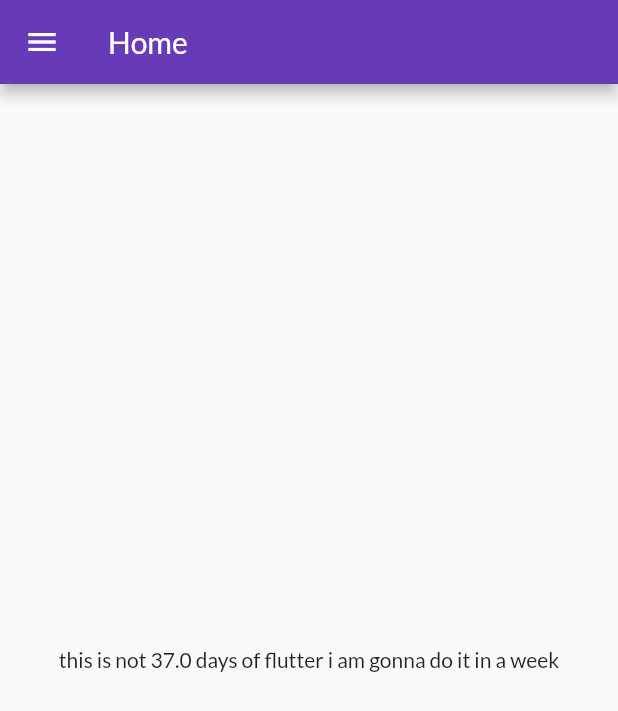
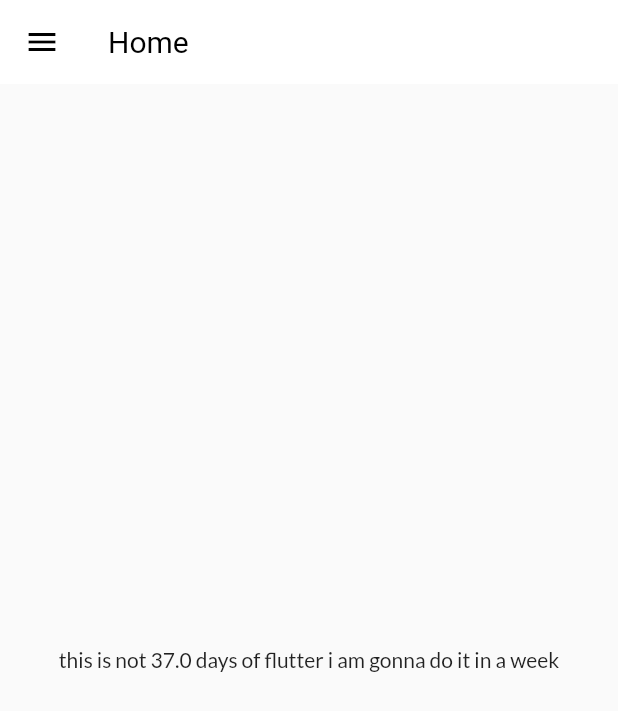
Before and after one commit to cutieandroid/FlutterCatalog, a Flutter app: the screen it shows after launch, on a phone screen of 412 x 824 dp. Shown: the top 711 px of the screen. Run offline on Flutter 3.47's test engine with Material 2 defaults, Android fonts, the phone set to English and light mode, and no system bars; our stand-ins replace google_fonts.

Commit message:
implemented themes, managing themes

```diff
--- a/lib/Pages/main.dart
+++ b/lib/Pages/main.dart
@@ -1,4 +1,5 @@
 import 'package:catalog/utils/MyRoutes.dart';
+import 'package:catalog/widgets/MyThemes.dart';
 import 'package:flutter/material.dart';
 import 'package:google_fonts/google_fonts.dart';
 import 'package:catalog/Pages/homepage.dart';
@@ -14,18 +15,30 @@ class MyApp extends StatelessWidget {
     // TODO: implement build
     return MaterialApp(
       debugShowCheckedModeBanner: false,
-      themeMode: ThemeMode.dark,
+      themeMode: ThemeMode.light,
+      theme: MyTheme.lighttheme(context),
+      darkTheme: MyTheme.darktheme(context),
+      //instead of doing the below stuf we created seprate themes class for better managing the themes
+      // themeMode: ThemeMode.dark,
       //thememode.dark requires dark theme and themedata
-      theme: ThemeData(primarySwatch: Colors.deepPurple,
-        fontFamily: GoogleFonts.lato().fontFamily
-      ),
+      /* theme: ThemeData(primarySwatch: Colors.deepPurple,
+        fontFamily: GoogleFonts.lato().fontFamily,
+          appBarTheme: const AppBarTheme(
+            color: Colors.white,
+            elevation: 0.0,
+            iconTheme: IconThemeData(color: Colors.black ),
+              titleTextStyle: TextStyle(color:Colors.black,fontSize: 20)
+
+
+          )
+      ),*/
       /*  darkTheme: ThemeData(
                  brightness: Brightness.dark
       ),*/
       routes: {
-        "/":(context)=> Homepage(),
+        "/": (context) => Homepage(),
         MyRoutes.loginroute: (context) => login(),
-        MyRoutes.homeroute:(context)=> Homepage()
+        MyRoutes.homeroute: (context) => Homepage()
       },
     );
   }
--- /dev/null
+++ b/lib/widgets/MyThemes.dart
@@ -0,0 +1,25 @@
+import 'package:flutter/material.dart';
+import 'package:google_fonts/google_fonts.dart';
+
+class MyTheme{
+
+  static ThemeData lighttheme(BuildContext context)
+  =>
+
+  ThemeData(primarySwatch: Colors.deepPurple,
+  fontFamily: GoogleFonts.lato().fontFamily,
+  appBarTheme: const AppBarTheme(
+  color: Colors.white,
+  elevation: 0.0,
+  iconTheme: IconThemeData(color: Colors.black ),
+  titleTextStyle: TextStyle(color:Colors.black,fontSize: 20)
+
+
+  )
+  );
+
+  static ThemeData darktheme(BuildContext context)=>
+      ThemeData(
+              brightness: Brightness.dark
+      );
+}
```
Also changed, not shown: lib/widgets/MyDrawer.dart (line endings or trailing spaces).
